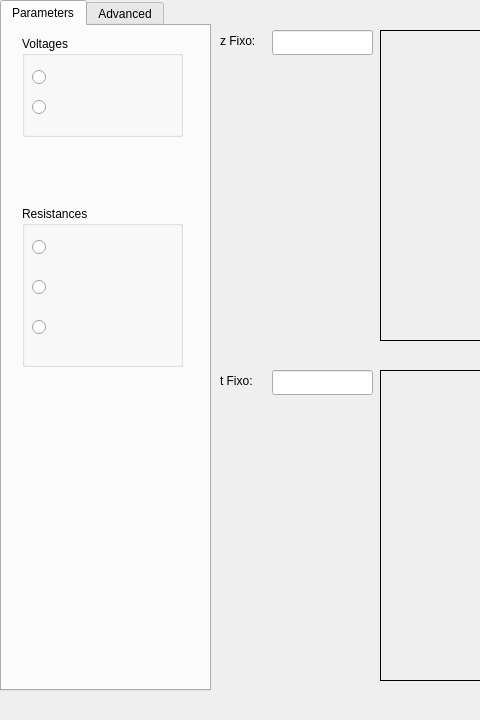
This is TLine_Viewer/tview.ui in vinicius-r-silva/TLines_View as Qt 5 draws it before an edit; both pictures show x 0 to 480 and y 0 to 720 of the 1352 by 720 pixel window. The edited form follows.
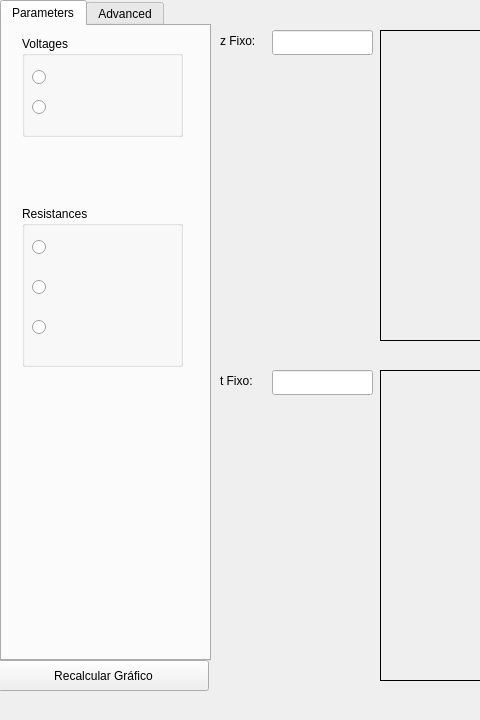
This is the edited form.

Commit message: added recalculate button

The edit to the form file:
```diff
--- a/TLine_Viewer/tview.ui
+++ b/TLine_Viewer/tview.ui
@@ -20,7 +20,7 @@
       <x>0</x>
       <y>0</y>
       <width>211</width>
-      <height>691</height>
+      <height>661</height>
      </rect>
     </property>
     <property name="currentIndex">
@@ -325,6 +325,19 @@
      <string>t Fixo:</string>
     </property>
    </widget>
+   <widget class="QPushButton" name="BtRecalcular">
+    <property name="geometry">
+     <rect>
+      <x>-2</x>
+      <y>660</y>
+      <width>211</width>
+      <height>31</height>
+     </rect>
+    </property>
+    <property name="text">
+     <string>Recalcular Gráfico</string>
+    </property>
+   </widget>
   </widget>
   <widget class="QStatusBar" name="statusBar"/>
  </widget>
```
The commit also changes 2 other files.
